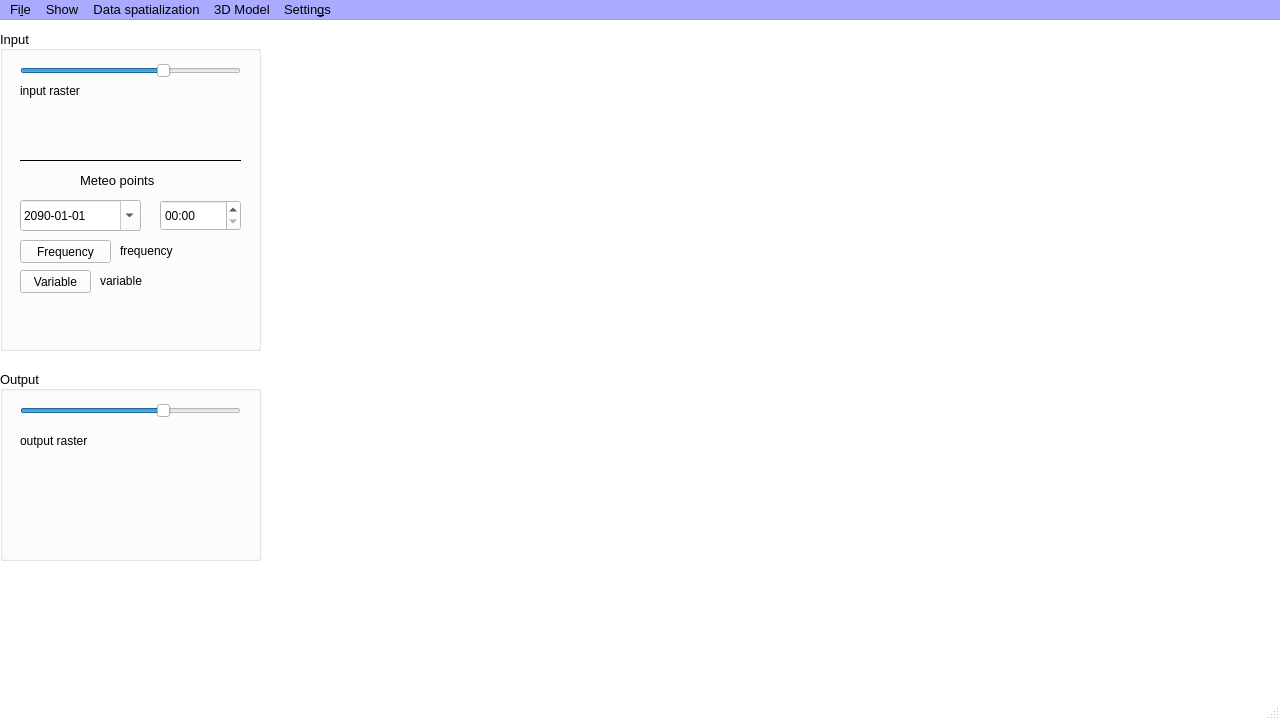
The window that bin/CRITERIA3D/mainwindow.ui (gaowudao/CRITERIA3D) describes before a commit, drawn with Qt 5.
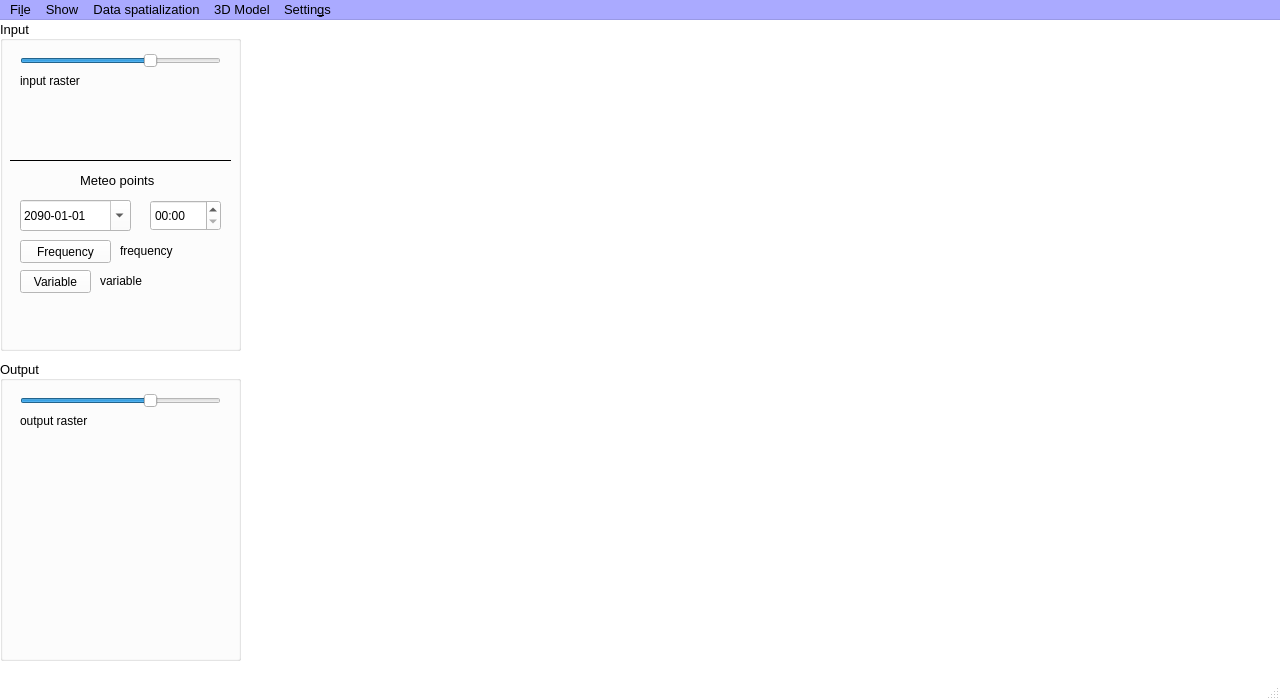
The same window after the commit.

Commit message: criteria3d interface

Patch:
```diff
--- a/bin/CRITERIA3D/mainwindow.ui
+++ b/bin/CRITERIA3D/mainwindow.ui
@@ -7,7 +7,7 @@
     <x>0</x>
     <y>0</y>
     <width>1280</width>
-    <height>720</height>
+    <height>700</height>
    </rect>
   </property>
   <property name="palette">
@@ -504,9 +504,9 @@
     <property name="geometry">
      <rect>
       <x>0</x>
-      <y>10</y>
-      <width>261</width>
-      <height>321</height>
+      <y>0</y>
+      <width>241</width>
+      <height>331</height>
      </rect>
     </property>
     <property name="palette">
@@ -975,7 +975,7 @@
       <rect>
        <x>20</x>
        <y>30</y>
-       <width>221</width>
+       <width>201</width>
        <height>22</height>
       </rect>
      </property>
@@ -1012,7 +1012,7 @@
       <rect>
        <x>1</x>
        <y>80</y>
-       <width>258</width>
+       <width>239</width>
        <height>42</height>
       </rect>
      </property>
@@ -1088,7 +1088,7 @@
      <property name="geometry">
       <rect>
        <x>80</x>
-       <y>140</y>
+       <y>150</y>
        <width>91</width>
        <height>21</height>
       </rect>
@@ -1145,8 +1145,8 @@
      <property name="geometry">
       <rect>
        <x>20</x>
-       <y>170</y>
-       <width>121</width>
+       <y>180</y>
+       <width>111</width>
        <height>31</height>
       </rect>
      </property>
@@ -1278,9 +1278,9 @@
     <widget class="QTimeEdit" name="timeEdit">
      <property name="geometry">
       <rect>
-       <x>160</x>
-       <y>170</y>
-       <width>81</width>
+       <x>150</x>
+       <y>180</y>
+       <width>71</width>
        <height>31</height>
       </rect>
      </property>
@@ -1370,7 +1370,7 @@
      <property name="geometry">
       <rect>
        <x>20</x>
-       <y>210</y>
+       <y>220</y>
        <width>91</width>
        <height>23</height>
       </rect>
@@ -1390,7 +1390,7 @@
      <property name="geometry">
       <rect>
        <x>20</x>
-       <y>240</y>
+       <y>250</y>
        <width>71</width>
        <height>23</height>
       </rect>
@@ -1410,7 +1410,7 @@
      <property name="geometry">
       <rect>
        <x>120</x>
-       <y>210</y>
+       <y>220</y>
        <width>121</width>
        <height>21</height>
       </rect>
@@ -1430,7 +1430,7 @@
      <property name="geometry">
       <rect>
        <x>100</x>
-       <y>240</y>
+       <y>250</y>
        <width>161</width>
        <height>21</height>
       </rect>
@@ -1487,8 +1487,8 @@
      <property name="geometry">
       <rect>
        <x>1</x>
-       <y>270</y>
-       <width>258</width>
+       <y>280</y>
+       <width>239</width>
        <height>42</height>
       </rect>
      </property>
@@ -1509,8 +1509,8 @@
      </property>
      <property name="geometry">
       <rect>
-       <x>20</x>
-       <y>120</y>
+       <x>10</x>
+       <y>130</y>
        <width>221</width>
        <height>20</height>
       </rect>
@@ -1530,9 +1530,9 @@
     <property name="geometry">
      <rect>
       <x>0</x>
-      <y>350</y>
-      <width>261</width>
-      <height>191</height>
+      <y>340</y>
+      <width>241</width>
+      <height>301</height>
      </rect>
     </property>
     <property name="palette">
@@ -2001,7 +2001,7 @@
       <rect>
        <x>20</x>
        <y>30</y>
-       <width>221</width>
+       <width>201</width>
        <height>22</height>
       </rect>
      </property>
@@ -2037,8 +2037,8 @@
      <property name="geometry">
       <rect>
        <x>1</x>
-       <y>90</y>
-       <width>258</width>
+       <y>80</y>
+       <width>239</width>
        <height>42</height>
       </rect>
      </property>
@@ -2057,7 +2057,7 @@
      <property name="geometry">
       <rect>
        <x>20</x>
-       <y>60</y>
+       <y>50</y>
        <width>151</width>
        <height>21</height>
       </rect>
@@ -2118,7 +2118,7 @@
      <x>0</x>
      <y>0</y>
      <width>1280</width>
-     <height>26</height>
+     <height>21</height>
     </rect>
    </property>
    <property name="palette">
@@ -2914,11 +2914,6 @@
     <string>Close project</string>
    </property>
   </action>
-  <action name="actionNew_meteo_points_db">
-   <property name="text">
-    <string>Meteo points DB...</string>
-   </property>
-  </action>
   <action name="actionView_SoilMap">
    <property name="text">
     <string>Soil map</string>
```
The commit also changes 3 other files.
